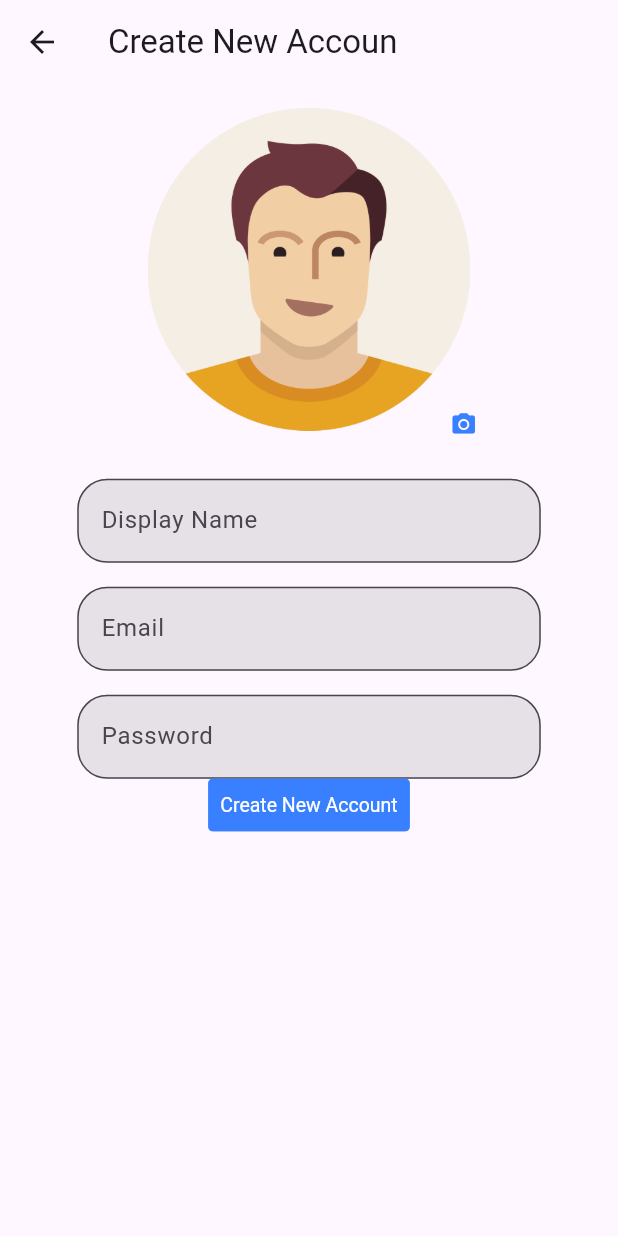
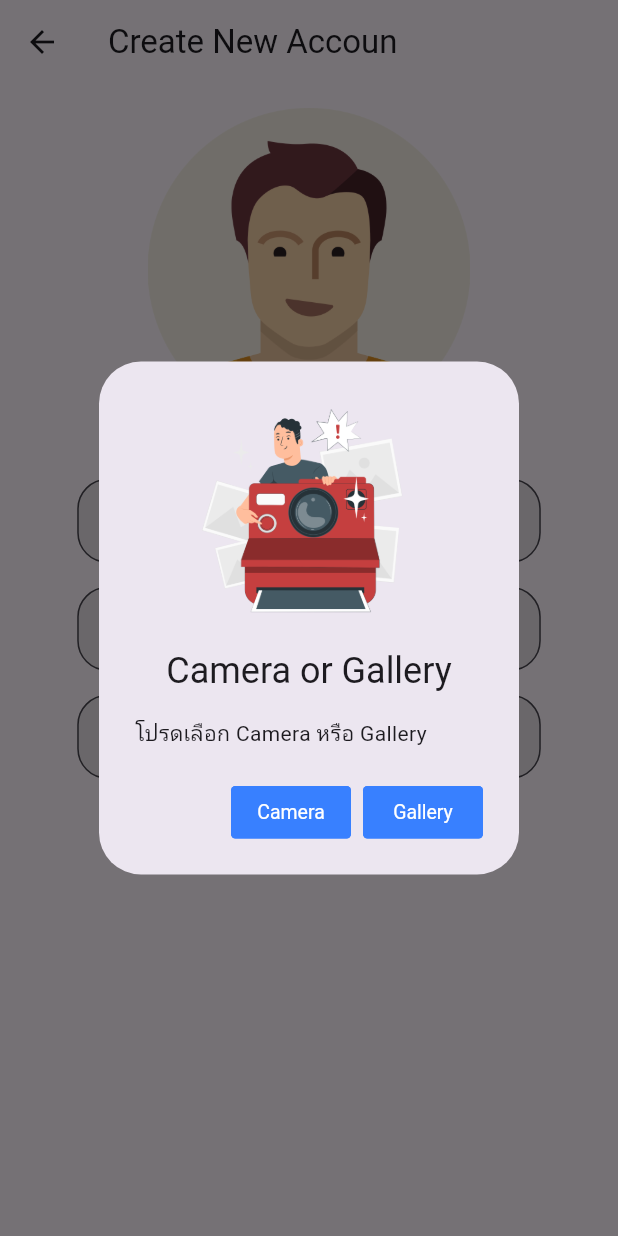
Before and after one commit to TopYindee/YindeeSugar, a Flutter app: the CreateNewAccount screen opened directly, after a tap on the "photo camera" icon, on a phone screen of 412 x 824 dp. Run offline on Flutter 3.47's test engine with Material 3 defaults, Android fonts, the phone set to English and light mode, and no system bars; drawn by our look-alikes of getwidget; our stand-ins replace get, image_picker.

```diff
--- a/lib/states/create_new_account.dart
+++ b/lib/states/create_new_account.dart
@@ -1,13 +1,37 @@
 import 'package:flutter/material.dart';
 import 'package:get/get.dart';
+import 'package:getwidget/getwidget.dart';
+import 'package:image_picker/image_picker.dart';
+import 'package:yindeesugar/utility/app_controller.dart';
+import 'package:yindeesugar/utility/app_dialog.dart';
+import 'package:yindeesugar/utility/app_service.dart';
 import 'package:yindeesugar/widgets/widget_button.dart';
 import 'package:yindeesugar/widgets/widget_form.dart';
 import 'package:yindeesugar/widgets/widget_icon_button.dart';
 import 'package:yindeesugar/widgets/widget_image_asset.dart';
+import 'package:yindeesugar/widgets/widget_image_file.dart';
 import 'package:yindeesugar/widgets/widget_text.dart';
 
-class CreateNewAccount extends StatelessWidget {
+class CreateNewAccount extends StatefulWidget {
   const CreateNewAccount({super.key});
+
+  @override
+  State<CreateNewAccount> createState() => _CreateNewAccountState();
+}
+
+class _CreateNewAccountState extends State<CreateNewAccount> {
+  AppController appController = Get.put(AppController());
+
+  final formKey = GlobalKey<FormState>();
+
+  @override
+  void initState() {
+    // TODO: implement initState
+    super.initState();
+    if (appController.files.isNotEmpty) {
+      appController.files.clear();
+    }
+  }
 
   @override
   Widget build(BuildContext context) {
@@ -20,19 +44,61 @@ class CreateNewAccount extends StatelessWidget {
           Column(
             children: [
               displayImage(),
-              Row(mainAxisAlignment: MainAxisAlignment.center,
+              Row(
+                mainAxisAlignment: MainAxisAlignment.center,
                 children: [
-                  SizedBox(width: Get.width*0.75,
+                  SizedBox(
+                    width: Get.width * 0.75,
+                    child: Form(
+                      key: formKey,
                       child: Column(
                         children: [
-                        WidgetForm( labelWidget:WidgetText(data: 'Display Name'),),
-                        WidgetForm(labelWidget:WidgetText(data: 'Email'),),
-                        WidgetForm(labelWidget:WidgetText(data: 'Password'),),
+                          WidgetForm(
+                            validateFanc: (p0) {
+                              if (p0?.isEmpty ?? true) {
+                                return '***โปรดกรอก ชื่อ';
+                              } else {
+                                return null;
+                              }
+                            },
+                            labelWidget:
+                                const WidgetText(data: 'Display Name : '),
+                          ),
+                          WidgetForm(
+                            validateFanc: (p0) {
+                              if (p0?.isEmpty ?? true) {
+                                return '***โปรดกรอก Email';
+                              } else {
+                                return null;
+                              }
+                            },
+                            labelWidget: const WidgetText(data: 'Email : '),
+                          ),
+                          WidgetForm(
+                            validateFanc: (p0) {
+                              if (p0?.isEmpty ?? true) {
+                                return '***โปรดกรอก รหัสผ่าน';
+                              } else {
+                                return null;
+                              }
+                            },
+                            labelWidget: const WidgetText(data: 'Password :'),
+                          ),
                           WidgetButton(
                             label: 'Create New Account',
-                          pressFunc: () {},
+                            pressFunc: () {
+                              if (appController.files.isEmpty) {
+                                Get.snackbar('ยังไม่มีรูป',
+                                    'โปรดเลือกรูปภาพ.! ด้วย คับ.....',
+                                    backgroundColor: GFColors.DANGER,
+                                    colorText: GFColors.WHITE);
+                              } else if (formKey.currentState!.validate()) {
+
+                              }
+                            },
                           ),
                         ],
+                      ),
                     ),
                   ),
                 ],
@@ -53,19 +119,49 @@ class CreateNewAccount extends StatelessWidget {
           height: Get.width * 0.6,
           child: Stack(
             children: [
-              const Padding(
-                padding: EdgeInsets.all(16.0),
-                child: WidgetImageAsset(
+              Obx(() => Padding(
+                    padding: const EdgeInsets.all(16.0),
+                    child: appController.files.isEmpty
+                        ? const WidgetImageAsset(
                             path: 'images/avata.png',
                             //size: Get.width * 0.4,
+                          )
+                        : WidgetImageFile(
+                            file: appController.files.last,
+                            redius: Get.width * 0.6 * 0.5,
                           ),
-              ),
+                  )),
               Positioned(
                 right: 0,
                 bottom: 0,
                 child: WidgetIconButton(
                   iconData: Icons.photo_camera,
-                  pressFunc: () {},
+                  pressFunc: () {
+                    AppDialog().narmalDialog(
+                        title: 'Camera or Gallery',
+                        iconWidget: const WidgetImageAsset(
+                          path: 'images/takeimage.png',
+                          size: 150,
+                        ),
+                        contentWidget: const WidgetText(
+                            data: 'โปรดเลือก Camera หรือ Gallery'),
+                        firstWidget: WidgetButton(
+                          label: 'Camera',
+                          pressFunc: () {
+                            Get.back();
+                            AppService().processtakePhoto(
+                                imageSource: ImageSource.camera);
+                          },
+                        ),
+                        secontWidget: WidgetButton(
+                          label: 'Gallery',
+                          pressFunc: () {
+                            Get.back();
+                            AppService().processtakePhoto(
+                                imageSource: ImageSource.gallery);
+                          },
+                        ));
+                  },
                 ),
               )
             ],
--- a/lib/utility/app_controller.dart
+++ b/lib/utility/app_controller.dart
@@ -1,9 +1,9 @@
+import 'dart:io';
+
 import 'package:get/get.dart';
 
-class AppController extends GetxController{
-
+class AppController extends GetxController {
   RxBool redEye = true.obs;
 
-
-
+  RxList<File> files = <File>[].obs;
 }
--- /dev/null
+++ b/lib/utility/app_dialog.dart
@@ -0,0 +1,28 @@
+import 'package:flutter/material.dart';
+import 'package:get/get.dart';
+import 'package:yindeesugar/widgets/widget_button.dart';
+import 'package:yindeesugar/widgets/widget_text.dart';
+
+class AppDialog {
+  void narmalDialog({
+    required String title,
+    Widget? iconWidget,
+    Widget? contentWidget,
+    Widget? firstWidget,
+    Widget? secontWidget,
+  }) {
+    Get.dialog(AlertDialog(
+      icon: iconWidget,
+      title: WidgetText(data: title),
+      content: contentWidget,
+      actions: [
+        firstWidget ?? const SizedBox(),
+        secontWidget ??
+            WidgetButton(
+              label: 'OK',
+              pressFunc: () => Get.back(),
+            )
+      ],
+    ));
+  }
+}
--- /dev/null
+++ b/lib/utility/app_service.dart
@@ -0,0 +1,18 @@
+import 'dart:io';
+
+import 'package:get/get.dart';
+import 'package:image_picker/image_picker.dart';
+import 'package:yindeesugar/utility/app_controller.dart';
+
+class AppService {
+  AppController appController = Get.put(AppController());
+
+  Future<void> processtakePhoto({required ImageSource imageSource}) async {
+    var result = await ImagePicker()
+        .pickImage(source: imageSource, maxWidth: 800, maxHeight: 800);
+
+    if (result != null) {
+      appController.files.add(File(result.path));
+    }
+  }
+}
--- a/pubspec.yaml
+++ b/pubspec.yaml
@@ -37,6 +37,7 @@ dependencies:
   cupertino_icons: ^1.0.2
   getwidget: ^4.0.0
   get: ^4.6.6
+  image_picker: ^1.0.7
 
 dev_dependencies:
   flutter_test:
```
Also changed, not shown: lib/widgets/widget_image_file.dart (+15 -2 lines), images/takeimage.png (added), pubspec.lock, 5 other files. Lines whose indentation alone changed are shown as unchanged.
